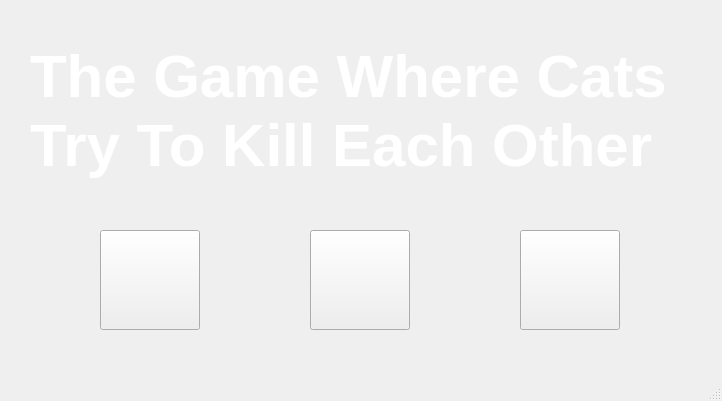
Above: Client/client.ui from ITIFA12A25/The-game-where-cats-try-to-kill-each-other before the change. Below: the same form after it.
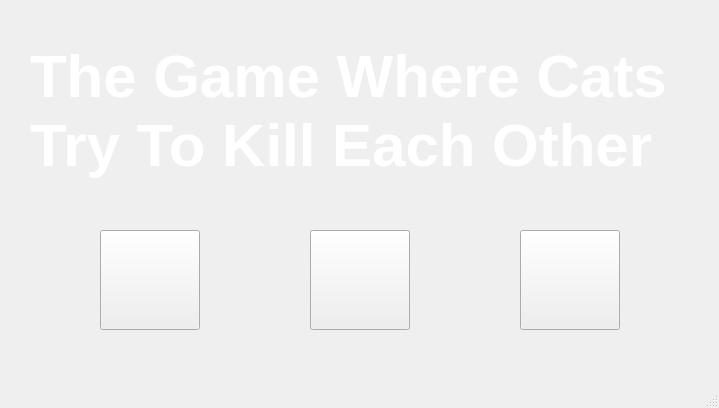
That is the form after the change. Icons and pictures are not drawn.

What changed in the file:
```diff
--- a/Client/client.ui
+++ b/Client/client.ui
@@ -6,8 +6,8 @@
    <rect>
     <x>0</x>
     <y>0</y>
-    <width>722</width>
-    <height>401</height>
+    <width>719</width>
+    <height>408</height>
    </rect>
   </property>
   <property name="windowTitle">
```
